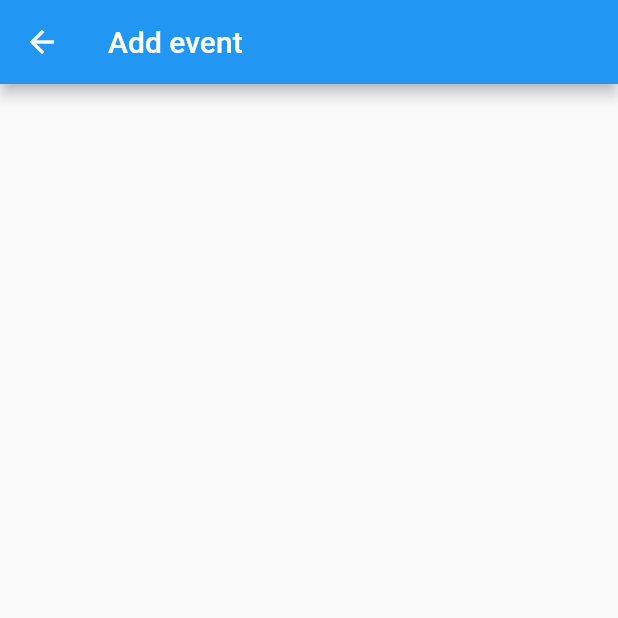
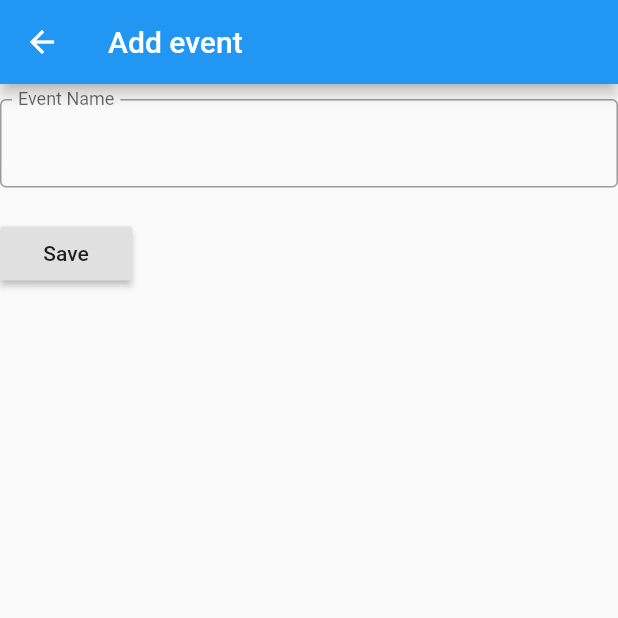
Before and after one commit to fairuzsoufy/SMSMobApp, a Flutter app: the AddEvent screen opened directly, on a phone screen of 412 x 824 dp, the top half of it. Run offline on Flutter 3.47's test engine with Material 2 defaults, Android fonts, the phone set to English and light mode, and no system bars; our stand-ins replace cloud_firestore, firebase_auth, flutter_spinkit, qr_flutter, splashscreen; accounts and stored records are empty.

Commit message:
Event CRUD
Event can be retrivied(but code is commented) and can be created( event name only is entered more attirubtes can added once figured out)

```diff
--- /dev/null
+++ b/lib/models/event.dart
@@ -0,0 +1,21 @@
+import 'package:cloud_firestore/cloud_firestore.dart';
+
+class Event{
+
+  String name,id;
+  int delegates;
+  Event({this.name ,  this.delegates,this.id});
+
+  Event.fromMap(Map<String,dynamic> data, String id):
+      name=data['name'],
+      delegates = data['delegates'],
+      id = id;
+
+  Map<String, dynamic> toMap()
+  {
+    return{
+      "name": name,
+      "delegates": 0,
+    };
+  }
+}
--- a/lib/pages/AddEvent.dart
+++ b/lib/pages/AddEvent.dart
@@ -1,5 +1,8 @@
+
+
+import 'package:SMS/services/database.dart';
 import 'package:flutter/material.dart';
-
+import '../models/event.dart';
 class AddEvent extends StatefulWidget
 {
   @override
@@ -8,12 +11,120 @@ class AddEvent extends StatefulWidget
 }
 class _AddEventState extends State<AddEvent>
 {
+  String eventname ='';
+  final _formKey = GlobalKey<FormState>();
+  TextEditingController namer;
+  void initState()
+  {
+    super.initState();
+    namer = TextEditingController(text:" ");
+  }
+  Widget _buildevent()
+  {
+    return TextFormField(
+      decoration: InputDecoration(labelText: "Event Name"),
+      validator: (String val){
+        if(val.isEmpty){
+          return "Required";
+        }
+      },
+      onSaved: (String val){
+        eventname = val;
+        },
+      );
+
+  }
+  bool loading = false;
   @override
   Widget build(BuildContext context) {
     return new Scaffold(
-      appBar: new AppBar(
-        title: new Text('Add event'),
-      ),
+      appBar: new AppBar(title: new Text('Add event')),
+
+     body: SingleChildScrollView
+     (
+       child: Form(
+         child: Column
+         (crossAxisAlignment: CrossAxisAlignment.start,
+          children: <Widget>[
+            const SizedBox(height:10.0),
+            TextFormField(
+              controller: namer,
+              decoration: InputDecoration
+              ( border: OutlineInputBorder(),
+                labelText: "Event Name"
+              ),
+            ),
+            const SizedBox(height:20.0),
+            RaisedButton
+            (
+              child: Text("Save"),
+              onPressed:() async{
+              try{
+               DatabaseService().addEvent(
+                Event(name: namer.text , delegates:0)
+              );
+              }
+              catch(e)
+              {
+                print(e);
+              }
+
+              }
+            )
+          ],
+          ),
+        ),
+
+
+     ),
+      // body: StreamBuilder(
+      //   stream: DatabaseService().getEvents(),
+      //   builder: (BuildContext context, AsyncSnapshot snapshot){
+      //    if(snapshot.hasError || !snapshot.hasData)
+      //     return CircularProgressIndicator();
+      //     return ListView.builder
+      //     (
+      //       itemCount: snapshot.data.length,
+      //       itemBuilder: (BuildContext context , int index)
+      //       {
+      //         Event event = snapshot.data[index];
+      //         return ListTile(
+      //           title: Text(event.name),
+      //         );
+      //       }
+      //     );
+      //   }
+      // ),
+    //===========================================
+      // body: Container(
+      //   padding: EdgeInsets.all(40.0),
+      //   alignment: Alignment.center, //centers the children
+      //   child: Form
+      //   (  key: _formKey,
+      //     child: Column(children: <Widget>
+      //   [
+      //      SizedBox(height: 20.0,),
+      //     _buildevent(),
+      //     SizedBox(height: 20.0,),
+      //     RaisedButton
+      //     (
+      //       child: Text('Create Event', style: TextStyle(color: Colors.white)),
+      //       color: Colors.pink[400],
+      //       onPressed: (){
+      //         if(!_formKey.currentState.validate())
+      //         {
+      //           return;
+      //         }
+      //         _formKey.currentState.save();
+      //         print(eventname);
+      //       },
+      //     )
+
+
+      //   ],),),
+
+      // ),
+
     );
 
   }
--- a/lib/services/auth.dart
+++ b/lib/services/auth.dart
@@ -6,6 +6,7 @@ import 'database.dart';
 class AuthService {
 
   final FirebaseAuth _auth = FirebaseAuth.instance;
+
 
   // Create Firebase user object
   User _userFromFirebaseUser(FirebaseUser user)
--- a/lib/services/database.dart
+++ b/lib/services/database.dart
@@ -1,3 +1,4 @@
+import 'package:SMS/models/event.dart';
 import 'package:cloud_firestore/cloud_firestore.dart';
 
 class DatabaseService{
@@ -5,6 +6,7 @@ class DatabaseService{
   DatabaseService({this.uid});
   // collection refrence
   final CollectionReference usersCollection = Firestore.instance.collection('users');
+  final CollectionReference eventsCollection = Firestore.instance.collection('events');
 
   Future updateUserData(String fname, String mname, String lname, String type, String faculty, String studentId) async{
     return await usersCollection.document(uid).setData({
@@ -17,10 +19,24 @@ class DatabaseService{
     });
   }
 
+  Stream<List<Event>> getEvents(){
+    return eventsCollection.snapshots().map(
+      (snapshot) => snapshot.documents.map(
+        (doc) => Event.fromMap(doc.data , doc.documentID),
+      ).toList(),
+    );
+  }
+   Future<void> addEvent(Event event){
+     return eventsCollection.add(event.toMap());
+   }
   Stream<QuerySnapshot> get users
   {
     return usersCollection.snapshots();
   }
+  Stream<QuerySnapshot> get events
+  {
+    return eventsCollection.snapshots();
+  }
 
 
 }
--- a/lib/wrapper.dart
+++ b/lib/wrapper.dart
@@ -9,7 +9,6 @@ class Wrapper extends StatelessWidget{
   Widget build(BuildContext context){
 
     final user = Provider.of<User>(context);
-    //String id = user.uid;
     if(user==null)
     {
       return SignIn();
```
Also changed, not shown: lib/pages/Dashboard.dart (+12 -8 lines).
